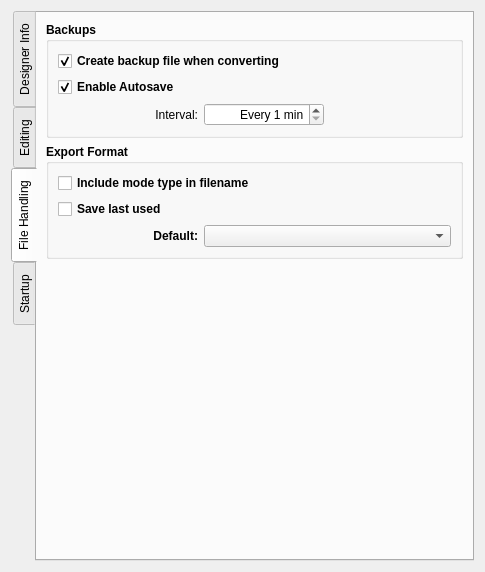
First picture: the form in src/app/seamly2d/dialogs/configpages/preferencesconfigurationpage.ui, repository FashionFreedom/Seamly2D, before the edit.
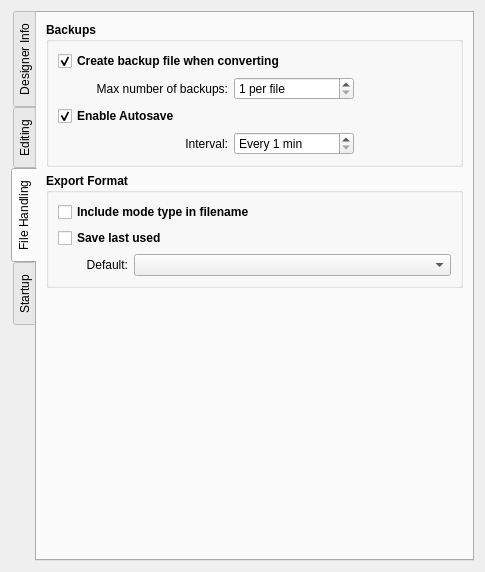
Second picture: the form after the edit. The open tabs and pages were chosen to show the change. Custom widgets are drawn as their Qt base class.

Commit message:
Feature: Auto remove extra lfs from files (#1552)
* remove extra LF's and fix bad lineWeights

* remove extra LF's and fix bad lineWeights

* lupdate

* adjust pref form

* fix ts typo

* resolve conflict

---------

The edit to the form file:
```diff
--- a/src/app/seamly2d/dialogs/configpages/preferencesconfigurationpage.ui
+++ b/src/app/seamly2d/dialogs/configpages/preferencesconfigurationpage.ui
@@ -1001,32 +1001,160 @@
          </property>
          <layout class="QVBoxLayout" name="verticalLayout">
           <item>
-           <widget class="QCheckBox" name="convertBackupEnabled_CheckBox">
-            <property name="text">
-             <string>Create backup file when converting</string>
-            </property>
-            <property name="checked">
-             <bool>true</bool>
-            </property>
-           </widget>
+           <layout class="QHBoxLayout" name="horizontalLayout_5">
+            <item>
+             <widget class="QCheckBox" name="convertBackupEnabled_CheckBox">
+              <property name="sizePolicy">
+               <sizepolicy hsizetype="Preferred" vsizetype="Fixed">
+                <horstretch>0</horstretch>
+                <verstretch>0</verstretch>
+               </sizepolicy>
+              </property>
+              <property name="text">
+               <string>Create backup file when converting</string>
+              </property>
+              <property name="checked">
+               <bool>true</bool>
+              </property>
+             </widget>
+            </item>
+            <item>
+             <spacer name="horizontalSpacer_3">
+              <property name="orientation">
+               <enum>Qt::Horizontal</enum>
+              </property>
+              <property name="sizeHint" stdset="0">
+               <size>
+                <width>40</width>
+                <height>20</height>
+               </size>
+              </property>
+             </spacer>
+            </item>
+           </layout>
           </item>
           <item>
-           <widget class="QCheckBox" name="autoSave_CheckBox">
-            <property name="text">
-             <string>Enable Autosave</string>
-            </property>
-            <property name="checked">
-             <bool>true</bool>
-            </property>
-           </widget>
+           <layout class="QHBoxLayout" name="horizontalLayout">
+            <item>
+             <widget class="QLabel" name="maxBackusp_Label">
+              <property name="sizePolicy">
+               <sizepolicy hsizetype="Expanding" vsizetype="Preferred">
+                <horstretch>0</horstretch>
+                <verstretch>0</verstretch>
+               </sizepolicy>
+              </property>
+              <property name="minimumSize">
+               <size>
+                <width>170</width>
+                <height>0</height>
+               </size>
+              </property>
+              <property name="font">
+               <font>
+                <pointsize>9</pointsize>
+                <bold>false</bold>
+               </font>
+              </property>
+              <property name="text">
+               <string>Max number of backups:</string>
+              </property>
+              <property name="alignment">
+               <set>Qt::AlignRight|Qt::AlignTrailing|Qt::AlignVCenter</set>
+              </property>
+             </widget>
+            </item>
+            <item>
+             <widget class="QSpinBox" name="maxBackusp_SpinBox">
+              <property name="minimumSize">
+               <size>
+                <width>120</width>
+                <height>0</height>
+               </size>
+              </property>
+              <property name="maximumSize">
+               <size>
+                <width>16777215</width>
+                <height>16777215</height>
+               </size>
+              </property>
+              <property name="font">
+               <font>
+                <pointsize>9</pointsize>
+                <bold>false</bold>
+               </font>
+              </property>
+              <property name="suffix">
+               <string> per file</string>
+              </property>
+              <property name="minimum">
+               <number>1</number>
+              </property>
+              <property name="maximum">
+               <number>10</number>
+              </property>
+             </widget>
+            </item>
+            <item>
+             <spacer name="horizontalSpacer">
+              <property name="orientation">
+               <enum>Qt::Horizontal</enum>
+              </property>
+              <property name="sizeHint" stdset="0">
+               <size>
+                <width>40</width>
+                <height>20</height>
+               </size>
+              </property>
+             </spacer>
+            </item>
+           </layout>
           </item>
           <item>
-           <layout class="QHBoxLayout" name="interval_HorizontalLayout">
+           <layout class="QHBoxLayout" name="horizontalLayout_6">
+            <item>
+             <widget class="QCheckBox" name="autoSave_CheckBox">
+              <property name="sizePolicy">
+               <sizepolicy hsizetype="Preferred" vsizetype="Fixed">
+                <horstretch>0</horstretch>
+                <verstretch>0</verstretch>
+               </sizepolicy>
+              </property>
+              <property name="text">
+               <string>Enable Autosave</string>
+              </property>
+              <property name="checked">
+               <bool>true</bool>
+              </property>
+             </widget>
+            </item>
+            <item>
+             <spacer name="horizontalSpacer_8">
+              <property name="orientation">
+               <enum>Qt::Horizontal</enum>
+              </property>
+              <property name="sizeHint" stdset="0">
+               <size>
+                <width>40</width>
+                <height>20</height>
+               </size>
+              </property>
+             </spacer>
+            </item>
+           </layout>
+          </item>
+          <item>
+           <layout class="QHBoxLayout" name="horizontalLayout_2">
             <item>
              <widget class="QLabel" name="interval_Label">
+              <property name="sizePolicy">
+               <sizepolicy hsizetype="Expanding" vsizetype="Preferred">
+                <horstretch>0</horstretch>
+                <verstretch>0</verstretch>
+               </sizepolicy>
+              </property>
               <property name="minimumSize">
                <size>
-                <width>140</width>
+                <width>170</width>
                 <height>0</height>
                </size>
               </property>
@@ -1068,7 +1196,7 @@
                <string notr="true"/>
               </property>
               <property name="alignment">
-               <set>Qt::AlignRight|Qt::AlignTrailing|Qt::AlignVCenter</set>
+               <set>Qt::AlignLeading|Qt::AlignLeft|Qt::AlignVCenter</set>
               </property>
               <property name="suffix">
                <string> min</string>
@@ -1085,7 +1213,7 @@
              </widget>
             </item>
             <item>
-             <spacer name="horizontalSpacer_6">
+             <spacer name="horizontalSpacer_2">
               <property name="orientation">
                <enum>Qt::Horizontal</enum>
               </property>
@@ -1144,12 +1272,24 @@
            <layout class="QHBoxLayout" name="defaultExportFormat_HlLayout">
             <item>
              <widget class="QLabel" name="defaultExportFormat_Label">
+              <property name="sizePolicy">
+               <sizepolicy hsizetype="Preferred" vsizetype="Preferred">
+                <horstretch>0</horstretch>
+                <verstretch>0</verstretch>
+               </sizepolicy>
+              </property>
               <property name="minimumSize">
                <size>
-                <width>140</width>
+                <width>70</width>
                 <height>0</height>
                </size>
               </property>
+              <property name="font">
+               <font>
+                <pointsize>9</pointsize>
+                <bold>false</bold>
+               </font>
+              </property>
               <property name="text">
                <string>Default:</string>
               </property>
```
The commit also changes 26 other files.
